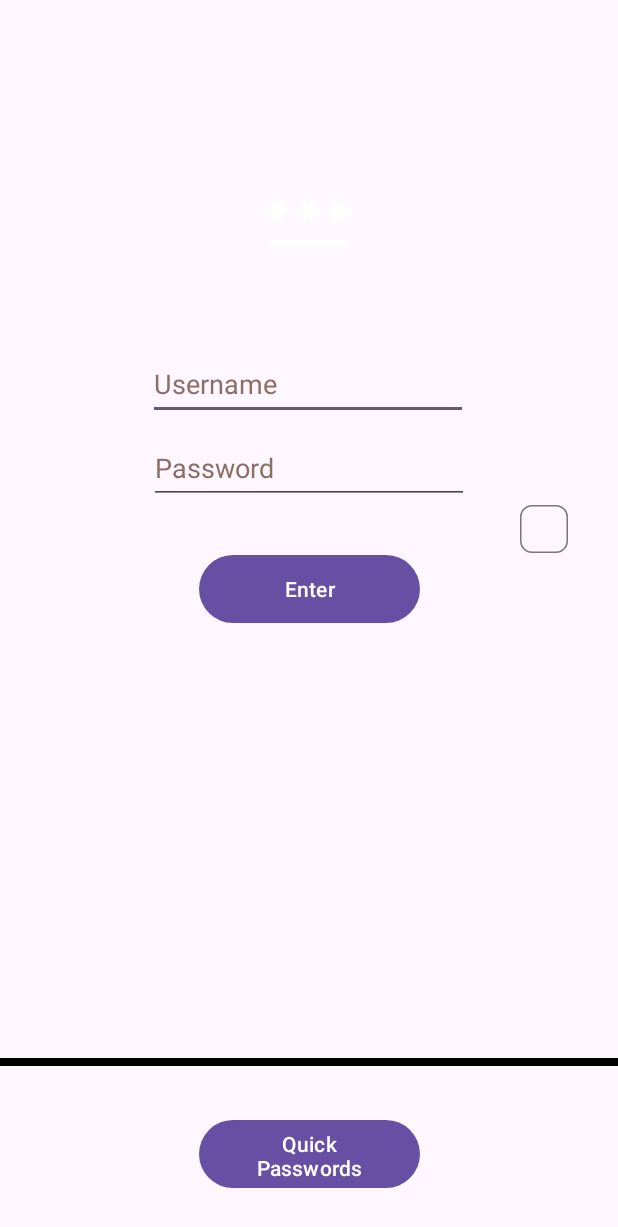
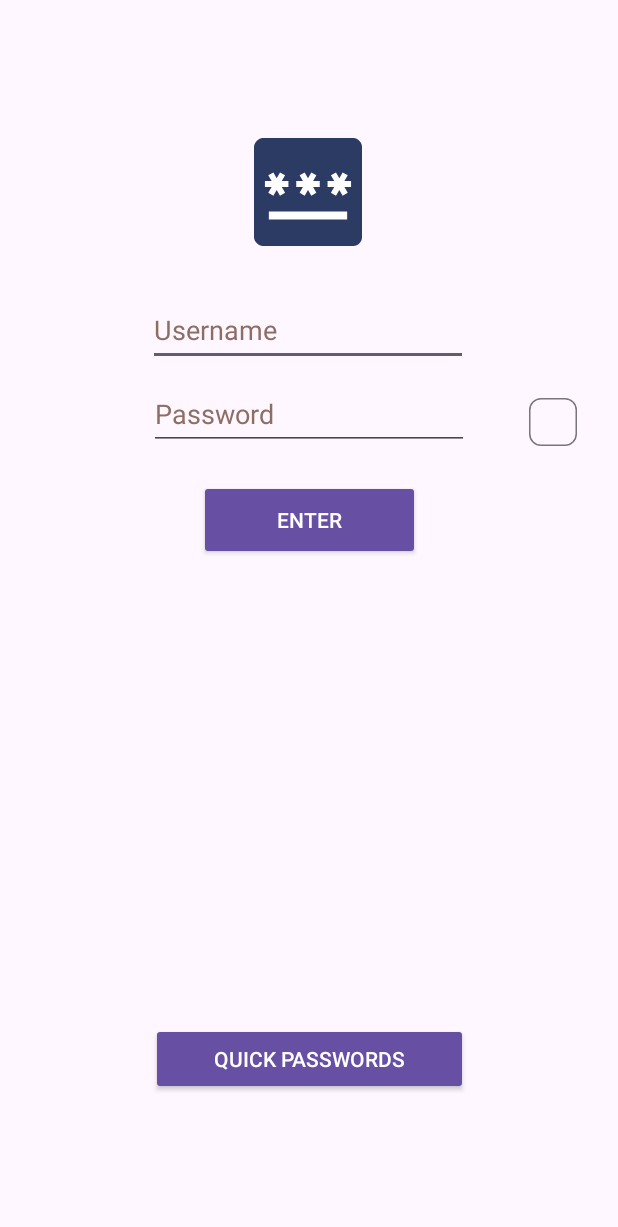
Before and after one commit to AnshukGottipati/projectOne, an Android app: the screen it shows after launch (MainActivity), on a phone screen of 412 x 824 dp. Shown: the top 1227 px of the screen. Run offline under Robolectric (Android 15) with nearby library versions, the light colour scheme and no system bars.

Commit message:
third commit

```diff
--- a/app/src/main/AndroidManifest.xml
+++ b/app/src/main/AndroidManifest.xml
@@ -13,6 +13,11 @@
         android:theme="@style/Theme.ProjectOne"
         tools:targetApi="31">
         <activity
+            android:name=".MainActivity2"
+            android:exported="false"
+            android:label="@string/title_activity_main2"
+            android:theme="@style/Theme.ProjectOne" />
+        <activity
             android:name=".MainActivity"
             android:exported="true">
             <intent-filter>
--- a/app/src/main/java/com/example/projectone/MainActivity.java
+++ b/app/src/main/java/com/example/projectone/MainActivity.java
@@ -2,6 +2,7 @@ package com.example.projectone;
 
 import androidx.appcompat.app.AppCompatActivity;
 
+import android.content.pm.ActivityInfo;
 import android.os.Bundle;
 
 public class MainActivity extends AppCompatActivity {
@@ -10,5 +11,8 @@ public class MainActivity extends AppCompatActivity {
     protected void onCreate(Bundle savedInstanceState) {
         super.onCreate(savedInstanceState);
         setContentView(R.layout.activity_main);
+        this.setRequestedOrientation(ActivityInfo.SCREEN_ORIENTATION_PORTRAIT);
     }
+
+
 }
--- a/app/src/main/res/layout/activity_main.xml
+++ b/app/src/main/res/layout/activity_main.xml
@@ -9,36 +9,27 @@
 
     <Button
         android:id="@+id/button"
+        style="@style/Widget.AppCompat.Button.Colored"
         android:layout_width="147dp"
         android:layout_height="53dp"
+        android:layout_marginTop="20dp"
         android:text="@string/enter"
-        app:layout_constraintBottom_toTopOf="@+id/view2"
         app:layout_constraintEnd_toEndOf="parent"
-        app:layout_constraintHorizontal_bias="0.5"
         app:layout_constraintStart_toStartOf="parent"
-        app:layout_constraintTop_toBottomOf="@+id/editTextTextPassword"
-        app:layout_constraintVertical_bias="0.094" />
-
-    <View
-        android:id="@+id/view2"
-        android:layout_width="wrap_content"
-        android:layout_height="5dp"
-        android:layout_marginBottom="32dp"
-        android:background="@color/black"
-        app:layout_constraintBottom_toTopOf="@+id/button2"
-        app:layout_constraintEnd_toEndOf="parent"
-        app:layout_constraintHorizontal_bias="0.5"
-        app:layout_constraintStart_toStartOf="parent" />
+        app:layout_constraintTop_toBottomOf="@+id/editTextTextPassword" />
 
     <Button
         android:id="@+id/button2"
-        android:layout_width="147dp"
-        android:layout_height="53dp"
-        android:layout_marginBottom="28dp"
+        style="@style/Widget.AppCompat.Button"
+        android:layout_width="211dp"
+        android:layout_height="48dp"
+        android:layout_marginBottom="24dp"
         android:text="@string/quick_passwords"
         app:layout_constraintBottom_toBottomOf="parent"
         app:layout_constraintEnd_toEndOf="parent"
-        app:layout_constraintStart_toStartOf="parent" />
+        app:layout_constraintStart_toStartOf="parent"
+        app:layout_constraintTop_toBottomOf="@+id/button"
+        app:layout_constraintVertical_bias="0.816" />
 
     <EditText
         android:id="@+id/editTextTextEmailAddress"
@@ -75,21 +66,21 @@
         android:layout_width="wrap_content"
         android:layout_height="wrap_content"
         android:layout_marginTop="92dp"
+        android:src="@mipmap/ic_pgimg"
         app:layout_constraintEnd_toEndOf="parent"
         app:layout_constraintHorizontal_bias="0.498"
         app:layout_constraintStart_toStartOf="parent"
-        app:layout_constraintTop_toTopOf="parent"
-        app:srcCompat="@drawable/ic_pgimg_foreground" />
+        app:layout_constraintTop_toTopOf="parent" />
 
     <com.google.android.material.chip.Chip
         android:id="@+id/chip4"
         android:layout_width="wrap_content"
         android:layout_height="wrap_content"
-        app:layout_constraintBottom_toTopOf="@+id/view2"
+        app:layout_constraintBottom_toBottomOf="parent"
         app:layout_constraintEnd_toEndOf="parent"
-        app:layout_constraintHorizontal_bias="0.5"
+        app:layout_constraintHorizontal_bias="0.627"
         app:layout_constraintStart_toEndOf="@+id/editTextTextPassword"
         app:layout_constraintTop_toTopOf="parent"
-        app:layout_constraintVertical_bias="0.5" />
+        app:layout_constraintVertical_bias="0.332" />
 
 </androidx.constraintlayout.widget.ConstraintLayout>
--- /dev/null
+++ b/app/src/main/res/values-land/dimens.xml
@@ -0,0 +1,3 @@
+<resources>
+    <dimen name="fab_margin">48dp</dimen>
+</resources>
--- /dev/null
+++ b/app/src/main/res/values-v23/themes.xml
@@ -0,0 +1,9 @@
+<resources xmlns:tools="http://schemas.android.com/tools">
+
+    <style name="Theme.ProjectOne" parent="Base.Theme.ProjectOne">
+        <!-- Transparent system bars for edge-to-edge. -->
+        <item name="android:navigationBarColor">@android:color/transparent</item>
+        <item name="android:statusBarColor">@android:color/transparent</item>
+        <item name="android:windowLightStatusBar">?attr/isLightTheme</item>
+    </style>
+</resources>
--- /dev/null
+++ b/app/src/main/res/values-w1240dp/dimens.xml
@@ -0,0 +1,3 @@
+<resources>
+    <dimen name="fab_margin">200dp</dimen>
+</resources>
--- /dev/null
+++ b/app/src/main/res/values-w600dp/dimens.xml
@@ -0,0 +1,3 @@
+<resources>
+    <dimen name="fab_margin">48dp</dimen>
+</resources>
--- /dev/null
+++ b/app/src/main/res/values/dimens.xml
@@ -0,0 +1,3 @@
+<resources>
+    <dimen name="fab_margin">16dp</dimen>
+</resources>
```
Also changed, not shown: app/build.gradle (+6 -1 lines), app/src/main/java/com/example/projectone/FirstFragment.java (added, +47 -0 lines), app/src/main/java/com/example/projectone/MainActivity2.java (added, +53 -0 lines), app/src/main/java/com/example/projectone/SecondFragment.java (added, +47 -0 lines), app/src/main/res/layout/activity_main2.xml (added, +33 -0 lines), app/src/main/res/layout/content_main.xml (added, +19 -0 lines), app/src/main/res/layout/fragment_first.xml (added, +35 -0 lines), app/src/main/res/layout/fragment_second.xml (added, +35 -0 lines), app/src/main/res/navigation/nav_graph.xml (added, +28 -0 lines), app/src/main/res/values/strings.xml (+43 -0 lines), build.gradle (+9 -0 lines).
